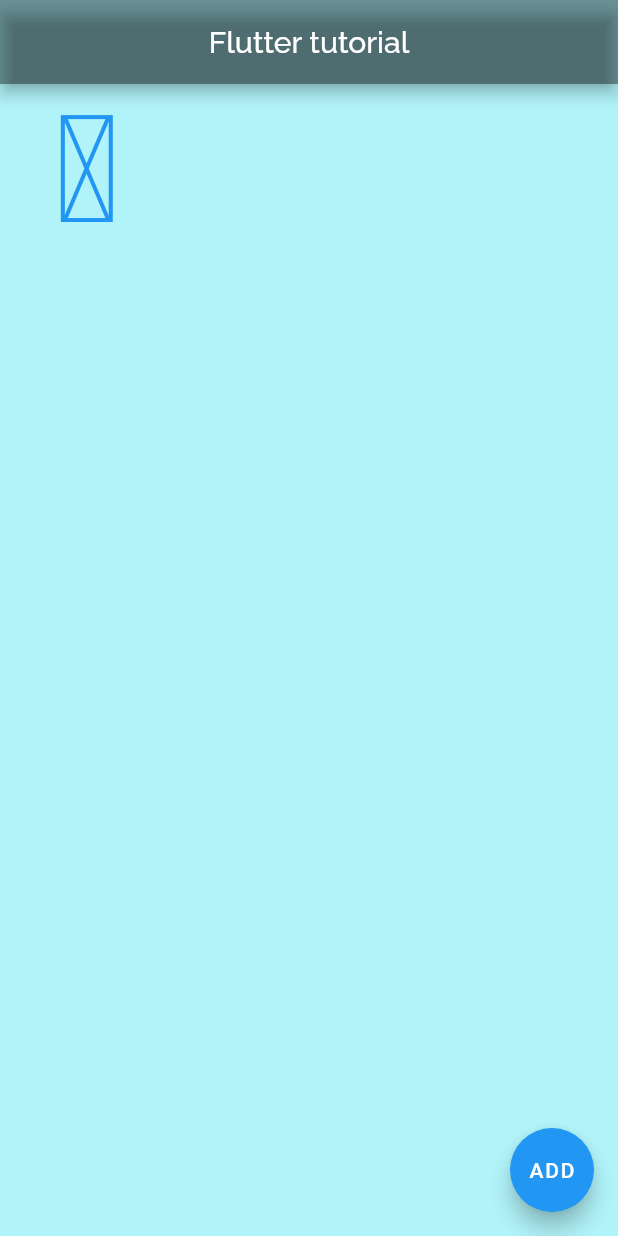
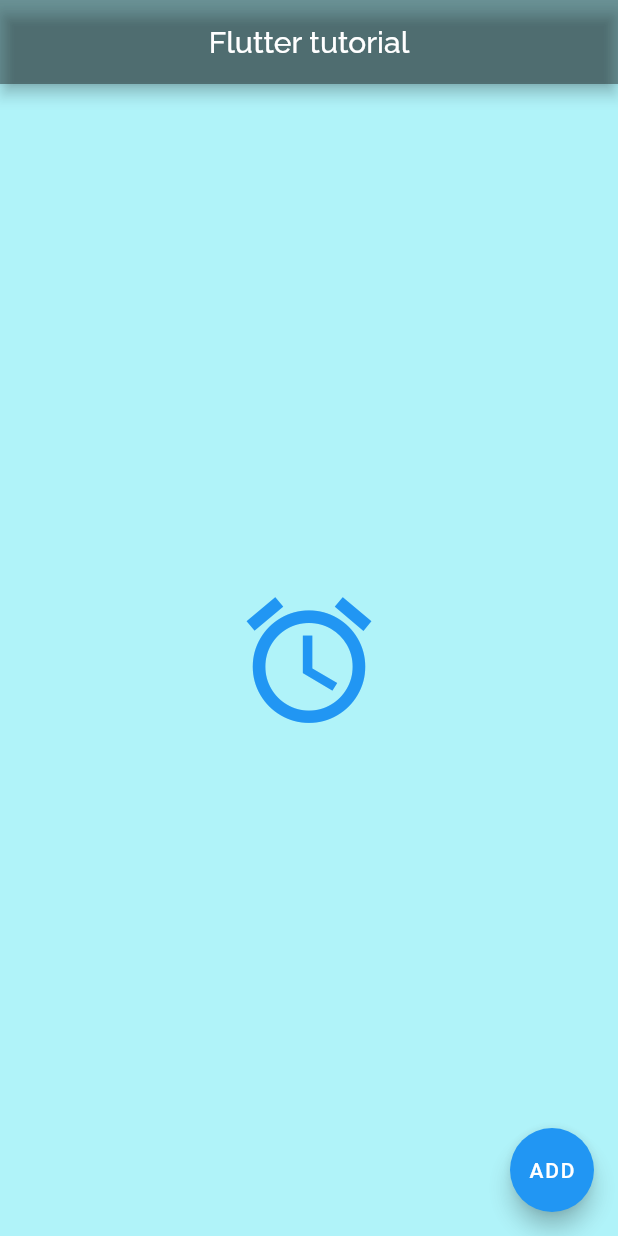
Before and after one commit to HarakaRisasi/flutter_and_python, a Flutter app: the screen it shows after launch, on a phone screen of 412 x 824 dp. Run offline on Flutter 3.47's test engine with Material 2 defaults, Android fonts, the phone set to English and light mode, and no system bars; our stand-ins replace google_fonts.

Commit message:
Разбрался с тем:
- как перемещать иконки.

body: Align(
        child: IconButton(
          icon: Icon(
            MyFlutterApp.access_alarm,

        // Перемещение в конкретную позицию.
        alignment: Alignment.center,

        // Перемещение в заданную координату.
        // alignment: Alignment(1, -1),
      ),
   ),
);

Либо, вариант два:
// Иконка сразу станет по центру.
"Синтаксический сахар"

body: Centr(
        child: IconButton(
          icon: Icon(
            MyFlutterApp.access_alarm
          ).
        ),
      );

```diff
--- a/hello_world/flutter_app/lib/main.dart
+++ b/hello_world/flutter_app/lib/main.dart
@@ -1,7 +1,6 @@
 import 'package:flutter/material.dart';
 import 'package:google_fonts/google_fonts.dart';
 import 'package:flutter_app/customIcons.dart';
-
 
 void main() => runApp(HarakaTestApp());
 // runApp делает переданный ей виджет, корневым виджетом дерева.
@@ -37,7 +36,8 @@ class _MyHomePageState extends State<MyHomePage> {
         centerTitle: true,
         backgroundColor: Colors.black38,
       ),
-      body: IconButton(
+      body: Align(
+        child: IconButton(
           icon: Icon(
             MyFlutterApp.access_alarm,
             // Был перечеркнутый квадрат вместо иконки, помогла остановка приложения (Ctrl+F2) и запуска (Shift+F10).
@@ -50,9 +50,14 @@ class _MyHomePageState extends State<MyHomePage> {
             print("Button has been pressed.");
           },
         ),
+        // Перемещение в конкретную позицию.
+        alignment: Alignment.center,
+        // Перемещение в заданную координату.
+        // alignment: Alignment(1, -1),
+      ),
       floatingActionButton: FloatingActionButton(
         child: Text("ADD"),
-        onPressed: (){
+        onPressed: () {
           print("Hello, you did it?");
         },
         // onPressed: null, - если не требуется передавать классу колбэк то заполняем
```
Also changed, not shown: hello_world/flutter_app/assets/fonts/MyFlutterApp.ttf (added). Lines whose indentation alone changed are shown as unchanged.
